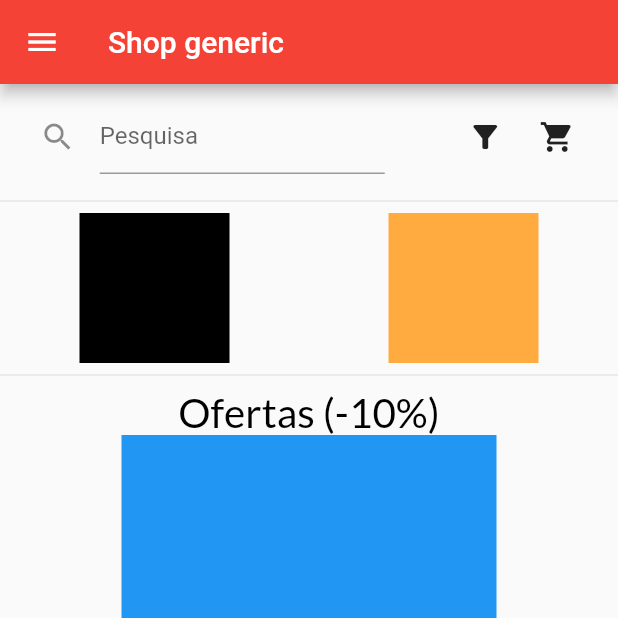
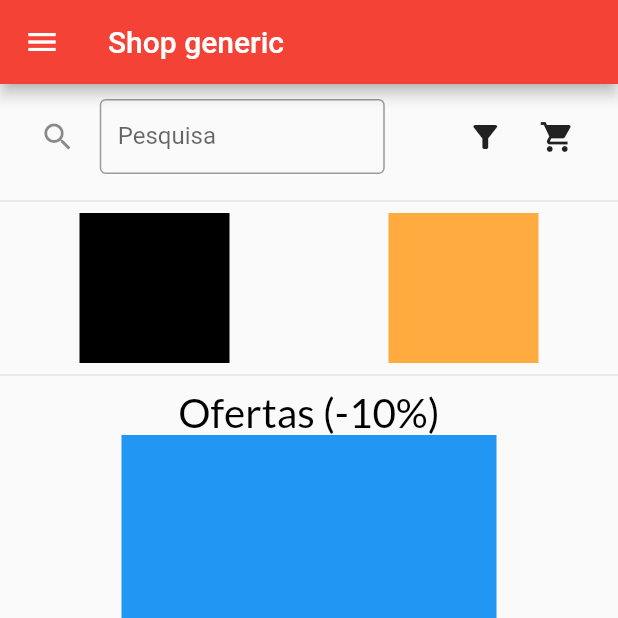
Before and after one commit to RealDuduSB/app-shop, a Flutter app: the screen it shows after launch, on a phone screen of 412 x 824 dp, the top half of it. Run offline on Flutter 3.47's test engine with Material 2 defaults, Android fonts, the phone set to English and light mode, and no system bars; our stand-ins replace google_fonts.

Commit message:
Alteração no metodo de rotas

```diff
--- a/lib/app_widget.dart
+++ b/lib/app_widget.dart
@@ -14,7 +14,10 @@ class AppWidget extends StatelessWidget {
               ? Brightness.dark
               : Brightness.light,
         ),
-        home: HomePage(),
+        initialRoute: '/home',
+        routes: {
+          '/home': (context) => HomePage(),
+        },
         debugShowCheckedModeBanner: false,
       ),
     );
--- a/lib/pages/home_page.dart
+++ b/lib/pages/home_page.dart
@@ -57,6 +57,7 @@ class _HomePageState extends State<HomePage> {
                     width: 250,
                     child: TextFormField(
                       decoration: InputDecoration(
+                        border: OutlineInputBorder(),
                         labelText: "Pesquisa",
                         icon: Icon(Icons.search),
                       ),
```
